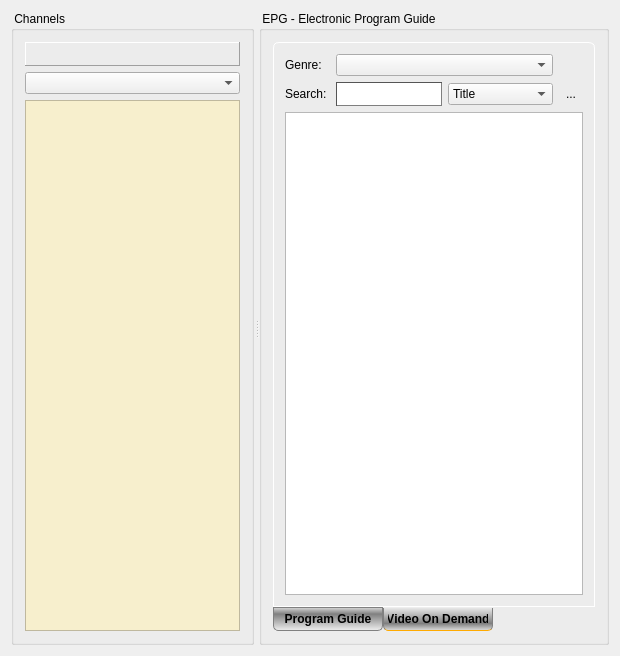
First picture: the form in ktv-recorder/forms/cchannelsepgdlg.ui, repository code-google-com/vlc-record, before the edit.
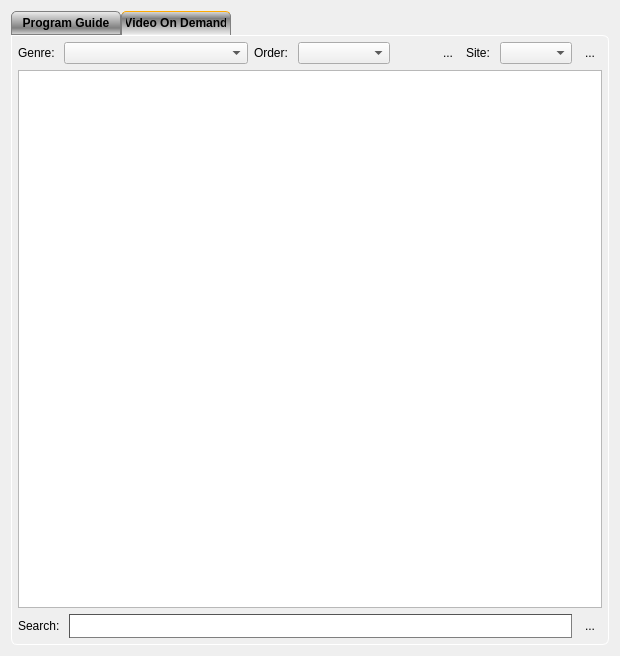
Second picture: the form after the edit. The open tabs and pages were chosen to show the change. Icons and pictures are not drawn. Custom widgets are drawn as their Qt base class.

Commit message: - last changes according r538-r560

Patch:
```diff
--- a/ktv-recorder/forms/cchannelsepgdlg.ui
+++ b/ktv-recorder/forms/cchannelsepgdlg.ui
@@ -44,6 +44,57 @@
   <property name="sizeGripEnabled">
    <bool>false</bool>
   </property>
+  <layout class="QHBoxLayout" name="horizontalLayout">
+   <item>
+    <widget class="QTabWidget" name="tabEpgVod">
+     <property name="styleSheet">
+      <string notr="true">QTabWidget#tabEpgVod {
+  background-color: transparent;
+}
+
+QTabWidget::pane {
+  background-color: transparent;
+  border: 1px solid white;
+  border-bottom-left-radius: 6px;
+  border-bottom-right-radius: 6px;
+  border-top-right-radius: 6px;
+}
+
+QTabBar::tab {
+ background-color: qlineargradient(spread:pad, x1:0, y1:0, x2:0, y2:1, stop:0 #eee, stop:0.7 grey, stop:1 #dedede);
+  border: 1px solid gray;
+  border-top-left-radius: 5px;
+  border-top-right-radius: 5px;
+  min-width: 100px;
+  padding: 4px;
+  font: bold;
+}
+
+QTabBar::tab:selected {
+  background-color: qlineargradient(spread:pad, x1:1, y1:1, x2:1, y2:0, stop:0 #eee, stop:0.7 grey, stop:1 #dedede);
+  
+  border-bottom-color: #eee;
+  border-top-color: #fa0;
+}
+
+QTabBar::tab:hover {
+  border-bottom-color: #eee;
+}
+</string>
+     </property>
+     <property name="tabPosition">
+      <enum>QTabWidget::North</enum>
+     </property>
+     <property name="currentIndex">
+      <number>0</number>
+     </property>
+     <widget class="QWidget" name="epgTab">
+      <property name="styleSheet">
+       <string notr="true"/>
+      </property>
+      <attribute name="title">
+       <string>Program Guide</string>
+      </attribute>
   <layout class="QVBoxLayout" name="verticalLayout_3">
    <item>
     <widget class="QSplitter" name="vSplitterChanEpg">
@@ -54,16 +105,16 @@
       <enum>Qt::Horizontal</enum>
      </property>
      <widget class="QGroupBox" name="groupChannels">
-      <property name="sizePolicy">
-       <sizepolicy hsizetype="Preferred" vsizetype="Preferred">
-        <horstretch>0</horstretch>
-        <verstretch>0</verstretch>
-       </sizepolicy>
-      </property>
       <property name="title">
        <string> Channels </string>
       </property>
-      <layout class="QVBoxLayout" name="verticalLayout">
+          <layout class="QVBoxLayout" name="verticalLayout_6">
+           <property name="spacing">
+            <number>4</number>
+           </property>
+           <property name="margin">
+            <number>4</number>
+           </property>
        <item>
         <widget class="QFrame" name="hFrameFav">
          <property name="contextMenuPolicy">
@@ -169,40 +220,12 @@
       </layout>
      </widget>
      <widget class="QGroupBox" name="groupEPG">
-      <property name="sizePolicy">
-       <sizepolicy hsizetype="Preferred" vsizetype="Preferred">
-        <horstretch>0</horstretch>
-        <verstretch>0</verstretch>
-       </sizepolicy>
-      </property>
       <property name="title">
        <string> EPG - Electronic Program Guide </string>
       </property>
-      <layout class="QVBoxLayout" name="verticalLayout_4">
-       <item>
-        <widget class="QTabWidget" name="tabEpgVod">
-         <property name="styleSheet">
-          <string notr="true">QWidget#tabEpgVod {   background-color: transparent; }  QTabWidget::pane {   border: 1px solid white;   border-top-left-radius: 6px;   border-top-right-radius: 6px; }  QTabBar::tab {   background-color: qlineargradient(spread:pad, x1:1, y1:1, x2:1, y2:0, stop:0 #eee, stop:0.7 grey, stop:1 #dedede);   border: 1px solid gray;   border-bottom-left-radius: 5px;   border-bottom-right-radius: 5px;   min-width: 100px;   padding: 4px;   font: bold; }  QTabBar::tab:selected {   background-color: qlineargradient(spread:pad, x1:0, y1:0, x2:0, y2:1, stop:0 #eee, stop:0.7 grey, stop:1 #dedede);   border-top-color: #eee;   border-bottom-color: #fa0; }  QTabBar::tab:hover {   border-top-color: #eee; } </string>
-         </property>
-         <property name="tabPosition">
-          <enum>QTabWidget::South</enum>
-         </property>
-         <property name="currentIndex">
-          <number>0</number>
-         </property>
-         <widget class="QWidget" name="epgTab">
-          <property name="styleSheet">
-           <string notr="true"/>
-          </property>
-          <attribute name="title">
-           <string>Program Guide</string>
-          </attribute>
-          <layout class="QVBoxLayout" name="verticalLayout_6">
-           <property name="spacing">
-            <number>0</number>
-           </property>
+          <layout class="QVBoxLayout" name="verticalLayout">
            <property name="margin">
-            <number>0</number>
+            <number>4</number>
            </property>
            <item>
             <layout class="QVBoxLayout" name="verticalLayout_2">
@@ -519,6 +542,10 @@
               </widget>
              </item>
             </layout>
+           </item>
+          </layout>
+         </widget>
+        </widget>
            </item>
           </layout>
          </widget>
@@ -530,19 +557,103 @@
            <string>Video On Demand</string>
           </attribute>
           <layout class="QVBoxLayout" name="verticalLayout_7">
+       <property name="spacing">
+        <number>6</number>
+       </property>
+       <property name="margin">
+        <number>6</number>
+       </property>
            <item>
-            <layout class="QGridLayout" name="gridLayout" columnstretch="0,10,10,0">
-             <item row="0" column="0">
+        <layout class="QHBoxLayout" name="horizontalLayout_7" stretch="0,10,0,5,0,0,0,2,0">
+         <item>
               <widget class="QLabel" name="labGenre">
                <property name="text">
                 <string>Genre: </string>
                </property>
               </widget>
              </item>
-             <item row="0" column="1" colspan="2">
+         <item>
               <widget class="QComboBox" name="cbxGenre"/>
              </item>
-             <item row="1" column="0">
+         <item>
+          <widget class="QLabel" name="label_2">
+           <property name="text">
+            <string>Order: </string>
+           </property>
+          </widget>
+         </item>
+         <item>
+          <widget class="QComboBox" name="cbxLastOrBest"/>
+         </item>
+         <item>
+          <spacer name="horizontalSpacer_5">
+           <property name="orientation">
+            <enum>Qt::Horizontal</enum>
+           </property>
+           <property name="sizeHint" stdset="0">
+            <size>
+             <width>40</width>
+             <height>20</height>
+            </size>
+           </property>
+          </spacer>
+         </item>
+         <item>
+          <widget class="QToolButton" name="btnPrevSite">
+           <property name="text">
+            <string>...</string>
+           </property>
+           <property name="icon">
+            <iconset resource="../vlc-record.qrc">
+             <normaloff>:/png/back</normaloff>:/png/back</iconset>
+           </property>
+           <property name="autoRaise">
+            <bool>true</bool>
+           </property>
+           <property name="arrowType">
+            <enum>Qt::NoArrow</enum>
+           </property>
+          </widget>
+         </item>
+         <item>
+          <widget class="QLabel" name="label">
+           <property name="text">
+            <string>Site: </string>
+           </property>
+          </widget>
+         </item>
+         <item>
+          <widget class="QComboBox" name="cbxSites"/>
+         </item>
+         <item>
+          <widget class="QToolButton" name="btnNextSite">
+           <property name="text">
+            <string>...</string>
+           </property>
+           <property name="icon">
+            <iconset resource="../vlc-record.qrc">
+             <normaloff>:/png/next</normaloff>:/png/next</iconset>
+           </property>
+           <property name="autoRaise">
+            <bool>true</bool>
+           </property>
+           <property name="arrowType">
+            <enum>Qt::NoArrow</enum>
+           </property>
+          </widget>
+         </item>
+        </layout>
+       </item>
+       <item>
+        <widget class="CVodBrowser" name="vodBrowser">
+         <property name="openLinks">
+          <bool>false</bool>
+         </property>
+        </widget>
+       </item>
+       <item>
+        <layout class="QHBoxLayout" name="horizontalLayout_6">
+         <item>
               <widget class="QLabel" name="labVodSearch">
                <property name="styleSheet">
                 <string notr="true">QLabel#labSearch { font-weight: bold; color: white; }</string>
@@ -552,7 +663,7 @@
                </property>
               </widget>
              </item>
-             <item row="1" column="1">
+         <item>
               <widget class="QLineEdit" name="lineVodSearch">
                <property name="minimumSize">
                 <size>
@@ -565,31 +676,7 @@
                </property>
               </widget>
              </item>
-             <item row="1" column="2">
-              <widget class="QComboBox" name="cbxSearchArea">
                <item>
-                <property name="text">
-                 <string>Title</string>
-                </property>
-               </item>
-               <item>
-                <property name="text">
-                 <string>Description</string>
-                </property>
-               </item>
-               <item>
-                <property name="text">
-                 <string>Year</string>
-                </property>
-               </item>
-               <item>
-                <property name="text">
-                 <string>Everywhere</string>
-                </property>
-               </item>
-              </widget>
-             </item>
-             <item row="1" column="3">
               <widget class="QToolButton" name="btnVodSearch">
                <property name="text">
                 <string>...</string>
@@ -613,17 +700,6 @@
               </widget>
              </item>
             </layout>
-           </item>
-           <item>
-            <widget class="CVodBrowser" name="vodBrowser">
-             <property name="openLinks">
-              <bool>false</bool>
-             </property>
-            </widget>
-           </item>
-          </layout>
-         </widget>
-        </widget>
        </item>
       </layout>
      </widget>
```
Left out of the diff: 104 changed lines with no effect on the pictures. Lines whose indentation alone changed are shown as unchanged. The commit also changes 17 other files.
